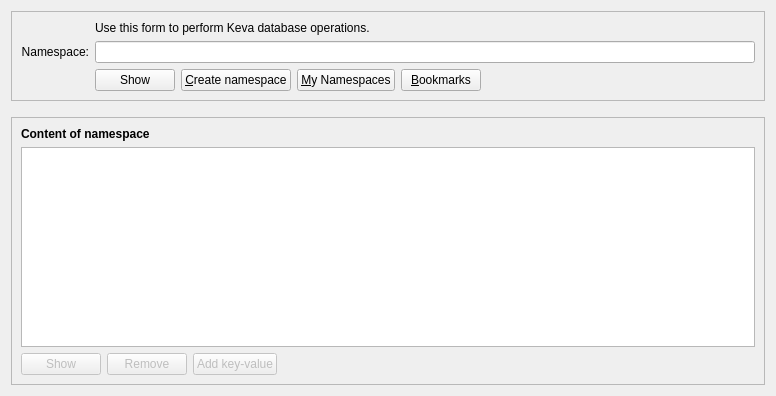
This is src/qt/forms/kevadialog.ui in kvazar-network/kevacoin as Qt 5 draws it before an edit. The edited form follows.
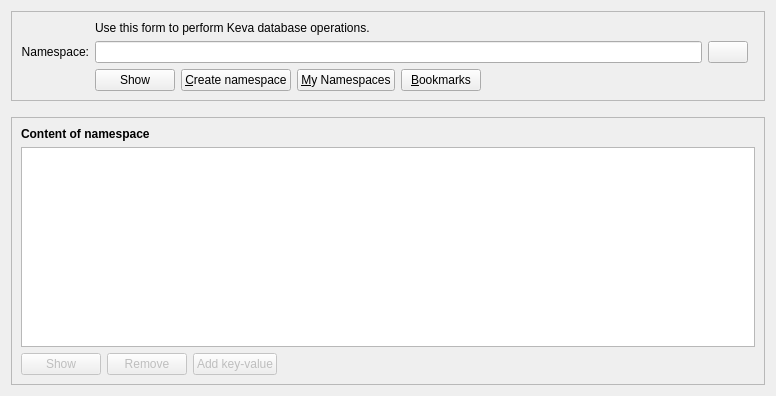
This is the edited form. Icons and pictures are not drawn.

Commit message: Implemented bookmarks for namespaces.

What changed in the file:
```diff
--- a/src/qt/forms/kevadialog.ui
+++ b/src/qt/forms/kevadialog.ui
@@ -29,11 +29,43 @@
       <item>
        <layout class="QGridLayout" name="gridLayout">
         <item row="4" column="2">
+                  <layout class="QHBoxLayout" name="nsHLayout">
+                    <item>
          <widget class="QLineEdit" name="nameSpace">
           <property name="toolTip">
            <string>The namespace ID with a prefix "N".</string>
           </property>
-         </widget>
+                        <property name="maximumWidth">
+                          <number>600</number>
+                        </property>
+                      </widget>
+                    </item>
+                    <item>
+                      <widget class="QPushButton" name="bookmarkNamespace">
+                        <property name="toolTip">
+                          <string>Bookmark this namespace</string>
+                        </property>
+                        <property name="icon">
+                          <iconset resource="../bitcoin.qrc">
+                            <normaloff>:/icons/star_empty</normaloff>:/icons/star_empty
+                          </iconset>
+                        </property>
+                      </widget>
+                    </item>
+                    <item>
+                      <spacer name="horizontalBookmarkSpacer">
+                        <property name="orientation">
+                          <enum>Qt::Horizontal</enum>
+                        </property>
+                        <property name="sizePolicy">
+                          <sizepolicy hsizetype="Preferred" vsizetype="Expanding">
+                            <horstretch>0</horstretch>
+                            <verstretch>0</verstretch>
+                          </sizepolicy>
+                        </property>
+                      </spacer>
+                    </item>
+                  </layout>
         </item>
         <item row="2" column="2">
          <widget class="QLabel" name="label_5">
```
Lines whose indentation alone changed are shown as unchanged. The commit also changes 22 other files.
